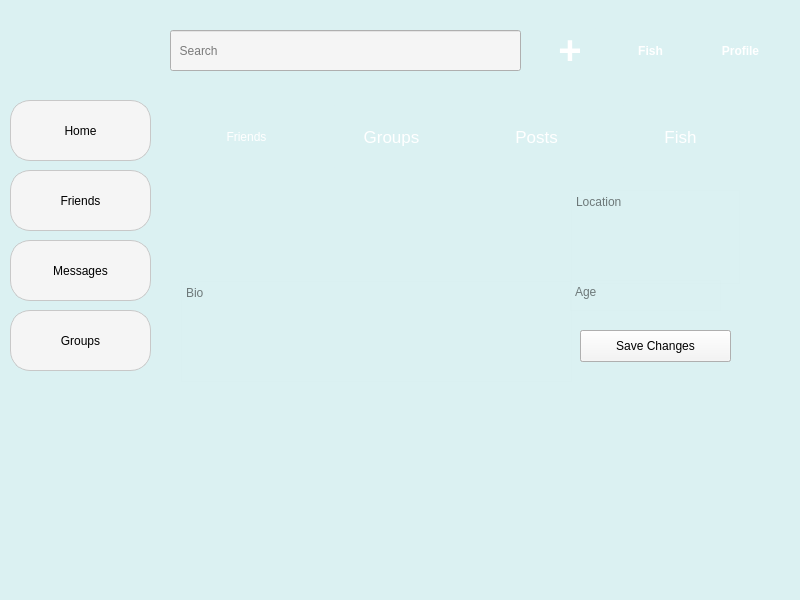
First picture: the form in qt_project/Gui/home.ui, repository wisdomcookie/fishbowl, before the edit.
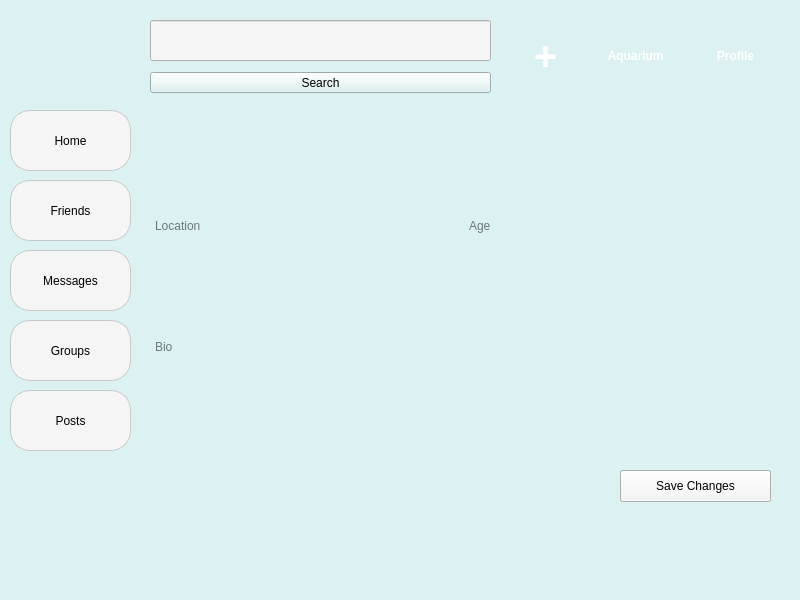
Second picture: the form after the edit. The open tabs and pages were chosen to show the change. Icons and pictures are not drawn.

Commit message: Fix commenting on posts and add image importing for fish

What changed in the file:
```diff
--- a/qt_project/Gui/home.ui
+++ b/qt_project/Gui/home.ui
@@ -24,8 +24,8 @@
     <property name="geometry">
      <rect>
       <x>10</x>
-      <y>100</y>
-      <width>141</width>
+      <y>110</y>
+      <width>121</width>
       <height>61</height>
      </rect>
     </property>
@@ -46,8 +46,8 @@
     <property name="geometry">
      <rect>
       <x>10</x>
-      <y>170</y>
-      <width>141</width>
+      <y>180</y>
+      <width>121</width>
       <height>61</height>
      </rect>
     </property>
@@ -68,8 +68,8 @@
     <property name="geometry">
      <rect>
       <x>10</x>
-      <y>310</y>
-      <width>141</width>
+      <y>320</y>
+      <width>121</width>
       <height>61</height>
      </rect>
     </property>
@@ -90,8 +90,8 @@
     <property name="geometry">
      <rect>
       <x>10</x>
-      <y>240</y>
-      <width>141</width>
+      <y>250</y>
+      <width>121</width>
       <height>61</height>
      </rect>
     </property>
@@ -114,9 +114,9 @@
     </property>
     <property name="geometry">
      <rect>
-      <x>170</x>
-      <y>30</y>
-      <width>351</width>
+      <x>150</x>
+      <y>20</y>
+      <width>341</width>
       <height>41</height>
      </rect>
     </property>
@@ -139,7 +139,7 @@
      <bool>false</bool>
     </property>
     <property name="placeholderText">
-     <string>  Search</string>
+     <string/>
     </property>
     <property name="cursorMoveStyle">
      <enum>Qt::VisualMoveStyle</enum>
@@ -151,10 +151,10 @@
    <widget class="QPushButton" name="postButton">
     <property name="geometry">
      <rect>
-      <x>540</x>
+      <x>510</x>
       <y>20</y>
-      <width>60</width>
-      <height>59</height>
+      <width>71</width>
+      <height>71</height>
      </rect>
     </property>
     <property name="font">
@@ -211,10 +211,10 @@
    <widget class="QPushButton" name="fishButton">
     <property name="geometry">
      <rect>
-      <x>620</x>
+      <x>590</x>
       <y>20</y>
-      <width>61</width>
-      <height>61</height>
+      <width>91</width>
+      <height>71</height>
      </rect>
     </property>
     <property name="font">
@@ -244,20 +244,16 @@
     }</string>
     </property>
     <property name="text">
-     <string>Fish</string>
-    </property>
-    <property name="icon">
-     <iconset theme="applications-science">
-      <normaloff>../../../../../../.designer/backup</normaloff>../../../../../../.designer/backup</iconset>
+     <string>Aquarium</string>
     </property>
    </widget>
    <widget class="QPushButton" name="profileButton">
     <property name="geometry">
      <rect>
-      <x>700</x>
+      <x>690</x>
       <y>20</y>
-      <width>81</width>
-      <height>61</height>
+      <width>91</width>
+      <height>71</height>
      </rect>
     </property>
     <property name="font">
@@ -293,10 +289,10 @@
    <widget class="QStackedWidget" name="page">
     <property name="geometry">
      <rect>
-      <x>170</x>
-      <y>100</y>
-      <width>611</width>
-      <height>481</height>
+      <x>150</x>
+      <y>110</y>
+      <width>631</width>
+      <height>471</height>
      </rect>
     </property>
     <property name="sizePolicy">
@@ -1148,8 +1144,8 @@
      <widget class="QPushButton" name="editProfile">
       <property name="geometry">
        <rect>
-        <x>410</x>
-        <y>230</y>
+        <x>470</x>
+        <y>360</y>
         <width>151</width>
         <height>32</height>
        </rect>
@@ -1166,8 +1162,8 @@
      <widget class="QPushButton" name="SaveChanges">
       <property name="geometry">
        <rect>
-        <x>410</x>
-        <y>230</y>
+        <x>470</x>
+        <y>360</y>
         <width>151</width>
         <height>32</height>
        </rect>
@@ -1181,23 +1177,96 @@
        <string>Save Changes</string>
       </property>
      </widget>
-     <widget class="QTextEdit" name="plocation">
+     <widget class="QWidget" name="layoutWidget_2">
       <property name="geometry">
        <rect>
-        <x>401</x>
-        <y>90</y>
-        <width>169</width>
-        <height>94</height>
+        <x>0</x>
+        <y>0</y>
+        <width>621</width>
+        <height>341</height>
        </rect>
       </property>
-      <property name="styleSheet">
-       <string notr="true">background-color : rgba(255,255,255,1%); color : black;</string>
-      </property>
-      <property name="readOnly">
-       <bool>true</bool>
-      </property>
-      <property name="html">
-       <string>&lt;!DOCTYPE HTML PUBLIC &quot;-//W3C//DTD HTML 4.0//EN&quot; &quot;http://www.w3.org/TR/REC-html40/strict.dtd&quot;&gt;
+      <layout class="QVBoxLayout" name="verticalLayout_4">
+       <item>
+        <widget class="QLabel" name="name">
+         <property name="sizePolicy">
+          <sizepolicy hsizetype="Expanding" vsizetype="Expanding">
+           <horstretch>0</horstretch>
+           <verstretch>3</verstretch>
+          </sizepolicy>
+         </property>
+         <property name="font">
+          <font>
+           <pointsize>40</pointsize>
+           <bold>false</bold>
+           <stylestrategy>PreferAntialias</stylestrategy>
+           <kerning>true</kerning>
+          </font>
+         </property>
+         <property name="text">
+          <string/>
+         </property>
+         <property name="alignment">
+          <set>Qt::AlignLeading|Qt::AlignLeft|Qt::AlignVCenter</set>
+         </property>
+        </widget>
+       </item>
+       <item>
+        <layout class="QVBoxLayout" name="verticalLayout_5">
+         <item>
+          <widget class="QLabel" name="username">
+           <property name="sizePolicy">
+            <sizepolicy hsizetype="Expanding" vsizetype="Expanding">
+             <horstretch>0</horstretch>
+             <verstretch>0</verstretch>
+            </sizepolicy>
+           </property>
+           <property name="font">
+            <font>
+             <pointsize>20</pointsize>
+             <bold>false</bold>
+             <stylestrategy>PreferAntialias</stylestrategy>
+             <kerning>true</kerning>
+            </font>
+           </property>
+           <property name="text">
+            <string/>
+           </property>
+           <property name="alignment">
+            <set>Qt::AlignLeading|Qt::AlignLeft|Qt::AlignVCenter</set>
+           </property>
+          </widget>
+         </item>
+         <item>
+          <layout class="QHBoxLayout" name="horizontalLayout_3">
+           <item>
+            <widget class="QTextEdit" name="plocation">
+             <property name="sizePolicy">
+              <sizepolicy hsizetype="Preferred" vsizetype="Preferred">
+               <horstretch>0</horstretch>
+               <verstretch>0</verstretch>
+              </sizepolicy>
+             </property>
+             <property name="minimumSize">
+              <size>
+               <width>0</width>
+               <height>0</height>
+              </size>
+             </property>
+             <property name="maximumSize">
+              <size>
+               <width>1000</width>
+               <height>1000</height>
+              </size>
+             </property>
+             <property name="styleSheet">
+              <string notr="true">background-color : rgba(255,255,255,1%); color : black;</string>
+             </property>
+             <property name="readOnly">
+              <bool>true</bool>
+             </property>
+             <property name="html">
+              <string>&lt;!DOCTYPE HTML PUBLIC &quot;-//W3C//DTD HTML 4.0//EN&quot; &quot;http://www.w3.org/TR/REC-html40/strict.dtd&quot;&gt;
 &lt;html&gt;&lt;head&gt;&lt;meta name=&quot;qrichtext&quot; content=&quot;1&quot; /&gt;&lt;meta charset=&quot;utf-8&quot; /&gt;&lt;style type=&quot;text/css&quot;&gt;
 p, li { white-space: pre-wrap; }
 hr { height: 1px; border-width: 0; }
@@ -1205,31 +1274,31 @@
 li.checked::marker { content: &quot;\2612&quot;; }
 &lt;/style&gt;&lt;/head&gt;&lt;body style=&quot; font-family:'Ubuntu'; font-size:10pt; font-weight:400; font-style:normal;&quot;&gt;
 &lt;p style=&quot;-qt-paragraph-type:empty; margin-top:0px; margin-bottom:0px; margin-left:0px; margin-right:0px; -qt-block-indent:0; text-indent:0px; font-family:'.AppleSystemUIFont'; font-size:13pt; font-weight:700;&quot;&gt;&lt;br /&gt;&lt;/p&gt;&lt;/body&gt;&lt;/html&gt;</string>
-      </property>
-      <property name="placeholderText">
-       <string>Location</string>
-      </property>
-     </widget>
-     <widget class="QTextEdit" name="age">
-      <property name="geometry">
-       <rect>
-        <x>400</x>
-        <y>180</y>
-        <width>151</width>
-        <height>31</height>
-       </rect>
-      </property>
-      <property name="styleSheet">
-       <string notr="true">background-color : rgba(255,255,255,1%); color : black;</string>
-      </property>
-      <property name="inputMethodHints">
-       <set>Qt::ImhDigitsOnly|Qt::ImhMultiLine|Qt::ImhPreferNumbers</set>
-      </property>
-      <property name="readOnly">
-       <bool>true</bool>
-      </property>
-      <property name="html">
-       <string>&lt;!DOCTYPE HTML PUBLIC &quot;-//W3C//DTD HTML 4.0//EN&quot; &quot;http://www.w3.org/TR/REC-html40/strict.dtd&quot;&gt;
+             </property>
+             <property name="placeholderText">
+              <string>Location</string>
+             </property>
+            </widget>
+           </item>
+           <item>
+            <widget class="QTextEdit" name="age">
+             <property name="sizePolicy">
+              <sizepolicy hsizetype="Preferred" vsizetype="Preferred">
+               <horstretch>0</horstretch>
+               <verstretch>0</verstretch>
+              </sizepolicy>
+             </property>
+             <property name="styleSheet">
+              <string notr="true">background-color : rgba(255,255,255,1%); color : black;</string>
+             </property>
+             <property name="inputMethodHints">
+              <set>Qt::ImhDigitsOnly|Qt::ImhMultiLine|Qt::ImhPreferNumbers</set>
+             </property>
+             <property name="readOnly">
+              <bool>true</bool>
+             </property>
+             <property name="html">
+              <string>&lt;!DOCTYPE HTML PUBLIC &quot;-//W3C//DTD HTML 4.0//EN&quot; &quot;http://www.w3.org/TR/REC-html40/strict.dtd&quot;&gt;
 &lt;html&gt;&lt;head&gt;&lt;meta name=&quot;qrichtext&quot; content=&quot;1&quot; /&gt;&lt;meta charset=&quot;utf-8&quot; /&gt;&lt;style type=&quot;text/css&quot;&gt;
 p, li { white-space: pre-wrap; }
 hr { height: 1px; border-width: 0; }
@@ -1237,285 +1306,31 @@
 li.checked::marker { content: &quot;\2612&quot;; }
 &lt;/style&gt;&lt;/head&gt;&lt;body style=&quot; font-family:'Ubuntu'; font-size:10pt; font-weight:400; font-style:normal;&quot;&gt;
 &lt;p style=&quot;-qt-paragraph-type:empty; margin-top:0px; margin-bottom:0px; margin-left:0px; margin-right:0px; -qt-block-indent:0; text-indent:0px; font-family:'.AppleSystemUIFont'; font-size:13pt; font-weight:700;&quot;&gt;&lt;br /&gt;&lt;/p&gt;&lt;/body&gt;&lt;/html&gt;</string>
-      </property>
-      <property name="placeholderText">
-       <string>Age</string>
-      </property>
+             </property>
+             <property name="placeholderText">
+              <string>Age</string>
+             </property>
+            </widget>
+           </item>
+          </layout>
+         </item>
+        </layout>
+       </item>
+       <item>
+        <widget class="QPlainTextEdit" name="pbio">
+         <property name="styleSheet">
+          <string notr="true">background-color : rgba(255,255,255,1%); color : black;</string>
+         </property>
+         <property name="readOnly">
+          <bool>true</bool>
+         </property>
+         <property name="placeholderText">
+          <string>Bio</string>
+         </property>
+        </widget>
+       </item>
+      </layout>
      </widget>
-     <widget class="QLabel" name="name">
-      <property name="geometry">
-       <rect>
-        <x>11</x>
-        <y>91</y>
-        <width>391</width>
-        <height>47</height>
-       </rect>
-      </property>
-      <property name="sizePolicy">
-       <sizepolicy hsizetype="Expanding" vsizetype="Expanding">
-        <horstretch>0</horstretch>
-        <verstretch>3</verstretch>
-       </sizepolicy>
-      </property>
-      <property name="font">
-       <font>
-        <pointsize>40</pointsize>
-        <bold>false</bold>
-        <stylestrategy>PreferAntialias</stylestrategy>
-        <kerning>true</kerning>
-       </font>
-      </property>
-      <property name="text">
-       <string/>
-      </property>
-      <property name="alignment">
-       <set>Qt::AlignLeading|Qt::AlignLeft|Qt::AlignVCenter</set>
-      </property>
-     </widget>
-     <widget class="QLabel" name="username">
-      <property name="geometry">
-       <rect>
-        <x>11</x>
-        <y>148</y>
-        <width>391</width>
-        <height>23</height>
-       </rect>
-      </property>
-      <property name="sizePolicy">
-       <sizepolicy hsizetype="Expanding" vsizetype="Expanding">
-        <horstretch>0</horstretch>
-        <verstretch>0</verstretch>
-       </sizepolicy>
-      </property>
-      <property name="font">
-       <font>
-        <pointsize>20</pointsize>
-        <bold>false</bold>
-        <stylestrategy>PreferAntialias</stylestrategy>
-        <kerning>true</kerning>
-       </font>
-      </property>
-      <property name="text">
-       <string/>
-      </property>
-      <property name="alignment">
-       <set>Qt::AlignLeading|Qt::AlignLeft|Qt::AlignVCenter</set>
-      </property>
-     </widget>
-     <widget class="QPlainTextEdit" name="pbio">
-      <property name="geometry">
-       <rect>
-        <x>11</x>
-        <y>181</y>
-        <width>391</width>
-        <height>101</height>
-       </rect>
-      </property>
-      <property name="styleSheet">
-       <string notr="true">background-color : rgba(255,255,255,1%); color : black;</string>
-      </property>
-      <property name="readOnly">
-       <bool>true</bool>
-      </property>
-      <property name="placeholderText">
-       <string>Bio</string>
-      </property>
-     </widget>
-     <widget class="QPushButton" name="friends">
-      <property name="geometry">
-       <rect>
-        <x>11</x>
-        <y>1</y>
-        <width>131</width>
-        <height>71</height>
-       </rect>
-      </property>
-      <property name="sizePolicy">
-       <sizepolicy hsizetype="Minimum" vsizetype="MinimumExpanding">
-        <horstretch>0</horstretch>
-        <verstretch>0</verstretch>
-       </sizepolicy>
-      </property>
-      <property name="styleSheet">
-       <string notr="true">QPushButton {
-    color: rgb(255, 255, 255);
-    border: 1px solid rgb(100, 100, 200);
-    border-radius: 20px;
-    border-style: qlineargradient(spread:pad, x1:0, y1:0, x2:1, y2:0, stop:0 rgba(0, 0, 0, 255), stop:1 rgba(255, 255, 255, 255));
-    background: qradialgradient(
-        cx: 0.3, cy: -0.4, fx: 0.3, fy: -0.4,
-        radius: 1.35, stop: 0 rgb(145, 139, 255) stop: 1 rgb(120, 115, 255)
-        );
-    padding: 5px;
-    }
-
-QPushButton:pressed {
-    border-style: inset;
-    background: qradialgradient(
-        cx: 0.4, cy: -0.1, fx: 0.4, fy: -0.1,
-        radius: 1.35, stop: 0 rgb(0, 2, 112) stop: 1 rgb(0, 0, 60)
-        );
-    }</string>
-      </property>
-      <property name="text">
-       <string>Friends</string>
-      </property>
-     </widget>
-     <widget class="QPushButton" name="fish">
-      <property name="geometry">
-       <rect>
-        <x>445</x>
-        <y>1</y>
-        <width>131</width>
-        <height>71</height>
-       </rect>
-      </property>
-      <property name="sizePolicy">
-       <sizepolicy hsizetype="Minimum" vsizetype="MinimumExpanding">
-        <horstretch>0</horstretch>
-        <verstretch>0</verstretch>
-       </sizepolicy>
-      </property>
-      <property name="font">
-       <font>
-        <pointsize>13</pointsize>
-        <bold>false</bold>
-        <stylestrategy>PreferAntialias</stylestrategy>
-        <kerning>true</kerning>
-       </font>
-      </property>
-      <property name="styleSheet">
-       <string notr="true">QPushButton {
-    color: rgb(255, 255, 255);
-    border: 1px solid rgb(100, 100, 200);
-    border-radius: 20px;
-    border-style: qlineargradient(spread:pad, x1:0, y1:0, x2:1, y2:0, stop:0 rgba(0, 0, 0, 255), stop:1 rgba(255, 255, 255, 255));
-    background: qradialgradient(
-        cx: 0.3, cy: -0.4, fx: 0.3, fy: -0.4,
-        radius: 1.35, stop: 0 rgb(145, 139, 255) stop: 1 rgb(120, 115, 255)
-        );
-    padding: 5px;
-    }
-
-QPushButton:pressed {
-    border-style: inset;
-    background: qradialgradient(
-        cx: 0.4, cy: -0.1, fx: 0.4, fy: -0.1,
-        radius: 1.35, stop: 0 rgb(0, 2, 112) stop: 1 rgb(0, 0, 60)
-        );
-    }</string>
-      </property>
-      <property name="text">
-       <string>Fish</string>
-      </property>
-     </widget>
-     <widget class="QPushButton" name="groups">
-      <property name="geometry">
-       <rect>
-        <x>156</x>
-        <y>1</y>
-        <width>131</width>
-        <height>71</height>
-       </rect>
-      </property>
-      <property name="sizePolicy">
-       <sizepolicy hsizetype="Preferred" vsizetype="MinimumExpanding">
-        <horstretch>0</horstretch>
-        <verstretch>0</verstretch>
-       </sizepolicy>
-      </property>
-      <property name="font">
-       <font>
-        <pointsize>13</pointsize>
-        <bold>false</bold>
-        <stylestrategy>PreferAntialias</stylestrategy>
-        <kerning>true</kerning>
-       </font>
-      </property>
-      <property name="styleSheet">
-       <string notr="true">QPushButton {
-    color: rgb(255, 255, 255);
-    border: 1px solid rgb(100, 100, 200);
-    border-radius: 20px;
-    border-style: qlineargradient(spread:pad, x1:0, y1:0, x2:1, y2:0, stop:0 rgba(0, 0, 0, 255), stop:1 rgba(255, 255, 255, 255));
-    background: qradialgradient(
-        cx: 0.3, cy: -0.4, fx: 0.3, fy: -0.4,
-        radius: 1.35, stop: 0 rgb(145, 139, 255) stop: 1 rgb(120, 115, 255)
-        );
-    padding: 5px;
-    }
-
-QPushButton:pressed {
-    border-style: inset;
-    background: qradialgradient(
-        cx: 0.4, cy: -0.1, fx: 0.4, fy: -0.1,
-        radius: 1.35, stop: 0 rgb(0, 2, 112) stop: 1 rgb(0, 0, 60)
-        );
-    }</string>
-      </property>
-      <property name="text">
-       <string>Groups</string>
-      </property>
-     </widget>
-     <widget class="QPushButton" name="posts">
-      <property name="geometry">
-       <rect>
-        <x>301</x>
-        <y>1</y>
-        <width>131</width>
-        <height>71</height>
-       </rect>
-      </property>
-      <property name="sizePolicy">
-       <sizepolicy hsizetype="Minimum" vsizetype="MinimumExpanding">
-        <horstretch>0</horstretch>
-        <verstretch>0</verstretch>
-       </sizepolicy>
-      </property>
-      <property name="font">
-       <font>
-        <pointsize>13</pointsize>
-        <bold>false</bold>
-        <stylestrategy>PreferAntialias</stylestrategy>
-        <kerning>true</kerning>
-       </font>
-      </property>
-      <property name="styleSheet">
-       <string notr="true">QPushButton {
-    color: rgb(255, 255, 255);
-    border: 1px solid rgb(100, 100, 200);
-    border-radius: 20px;
-    border-style: qlineargradient(spread:pad, x1:0, y1:0, x2:1, y2:0, stop:0 rgba(0, 0, 0, 255), stop:1 rgba(255, 255, 255, 255));
-    background: qradialgradient(
-        cx: 0.3, cy: -0.4, fx: 0.3, fy: -0.4,
-        radius: 1.35, stop: 0 rgb(145, 139, 255) stop: 1 rgb(120, 115, 255)
-        );
-    padding: 5px;
-    }
-
-QPushButton:pressed {
-    border-style: inset;
-    background: qradialgradient(
-        cx: 0.4, cy: -0.1, fx: 0.4, fy: -0.1,
-        radius: 1.35, stop: 0 rgb(0, 2, 112) stop: 1 rgb(0, 0, 60)
-        );
-    }</string>
-      </property>
-      <property name="text">
-       <string>Posts</string>
-      </property>
-     </widget>
-     <zorder>friends</zorder>
-     <zorder>fish</zorder>
-     <zorder>groups</zorder>
-     <zorder>posts</zorder>
-     <zorder>name</zorder>
-     <zorder>username</zorder>
-     <zorder>pbio</zorder>
-     <zorder>editProfile</zorder>
-     <zorder>plocation</zorder>
-     <zorder>SaveChanges</zorder>
-     <zorder>age</zorder>
     </widget>
     <widget class="QWidget" name="Fish">
      <widget class="QToolButton" name="toolButton">
@@ -2678,10 +2493,10 @@
    <widget class="QLabel" name="main_icon">
     <property name="geometry">
      <rect>
-      <x>20</x>
-      <y>20</y>
-      <width>131</width>
-      <height>61</height>
+      <x>30</x>
+      <y>10</y>
+      <width>91</width>
+      <height>91</height>
      </rect>
     </property>
     <property name="font">
@@ -2707,6 +2522,41 @@
     </property>
     <layout class="QVBoxLayout" name="verticalLayout_2"/>
    </widget>
+   <widget class="QPushButton" name="posts">
+    <property name="geometry">
+     <rect>
+      <x>10</x>
+      <y>390</y>
+      <width>121</width>
+      <height>61</height>
+     </rect>
+    </property>
+    <property name="styleSheet">
+     <string notr="true">QPushButton {
+color: rgb(0, 0, 0);
+border: 1px solid rgb(200, 200, 200);
+border-radius: 20px;
+background: rgb(245, 245, 245);
+padding: 5px;
+}</string>
+    </property>
+    <property name="text">
+     <string>Posts</string>
+    </property>
+   </widget>
+   <widget class="QPushButton" name="pushButton">
+    <property name="geometry">
+     <rect>
+      <x>150</x>
+      <y>72</y>
+      <width>341</width>
+      <height>21</height>
+     </rect>
+    </property>
+    <property name="text">
+     <string>Search</string>
+    </property>
+   </widget>
   </widget>
   <widget class="QStatusBar" name="statusbar"/>
  </widget>
```
Left out of the diff: 653 changed lines with no effect on the pictures. The commit also changes 11 other files.
